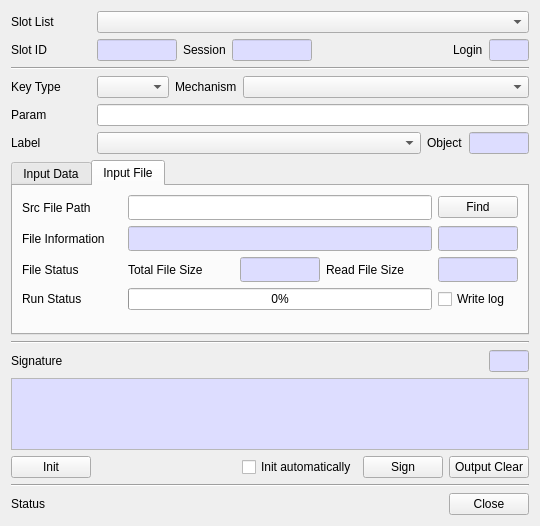
The window that CryptokiMan/sign_dlg.ui (jykim74/CryptokiMan) describes before a commit, drawn with Qt 5.
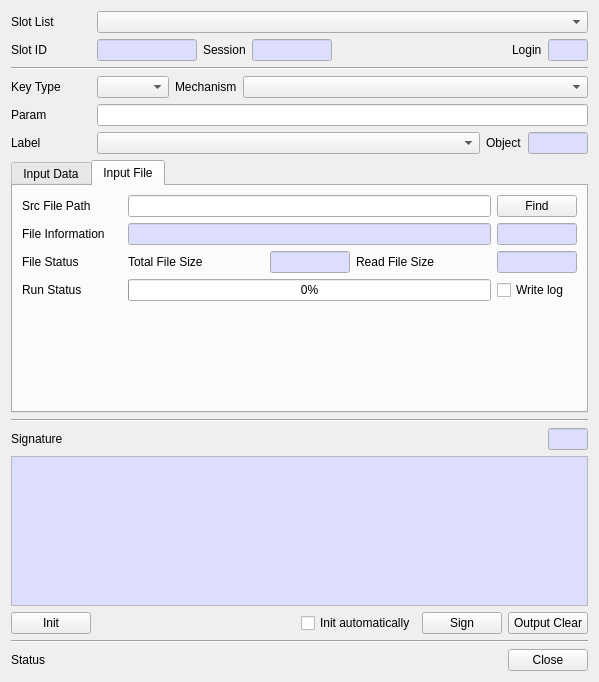
The same window after the commit.

Patch:
```diff
--- a/CryptokiMan/sign_dlg.ui
+++ b/CryptokiMan/sign_dlg.ui
@@ -6,8 +6,8 @@
    <rect>
     <x>0</x>
     <y>0</y>
-    <width>540</width>
-    <height>526</height>
+    <width>599</width>
+    <height>682</height>
    </rect>
   </property>
   <property name="windowTitle">
@@ -66,7 +66,7 @@
       <widget class="QLineEdit" name="mSlotIDText">
        <property name="maximumSize">
         <size>
-         <width>80</width>
+         <width>100</width>
          <height>16777215</height>
         </size>
        </property>
@@ -604,9 +604,7 @@
          <item row="0" column="1">
           <widget class="QLineEdit" name="mSrcFileText">
            <property name="font">
-            <font>
-             <family>굴림체</family>
-            </font>
+            <font/>
            </property>
           </widget>
          </item>
@@ -692,9 +690,7 @@
             </palette>
            </property>
            <property name="font">
-            <font>
-             <family>굴림체</family>
-            </font>
+            <font/>
            </property>
            <property name="readOnly">
             <bool>true</bool>
@@ -772,9 +768,7 @@
             </palette>
            </property>
            <property name="font">
-            <font>
-             <family>굴림체</family>
-            </font>
+            <font/>
            </property>
            <property name="readOnly">
             <bool>true</bool>
@@ -856,9 +850,7 @@
             </palette>
            </property>
            <property name="font">
-            <font>
-             <family>굴림체</family>
-            </font>
+            <font/>
            </property>
            <property name="readOnly">
             <bool>true</bool>
@@ -931,9 +923,7 @@
             </palette>
            </property>
            <property name="font">
-            <font>
-             <family>굴림체</family>
-            </font>
+            <font/>
            </property>
            <property name="readOnly">
             <bool>true</bool>
```
